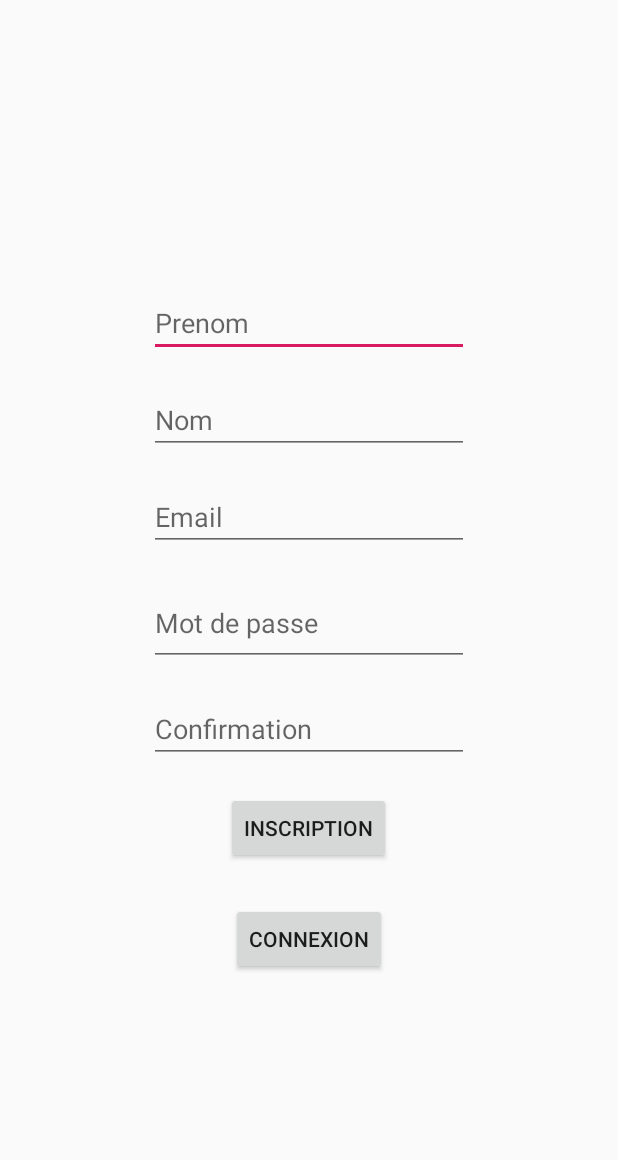
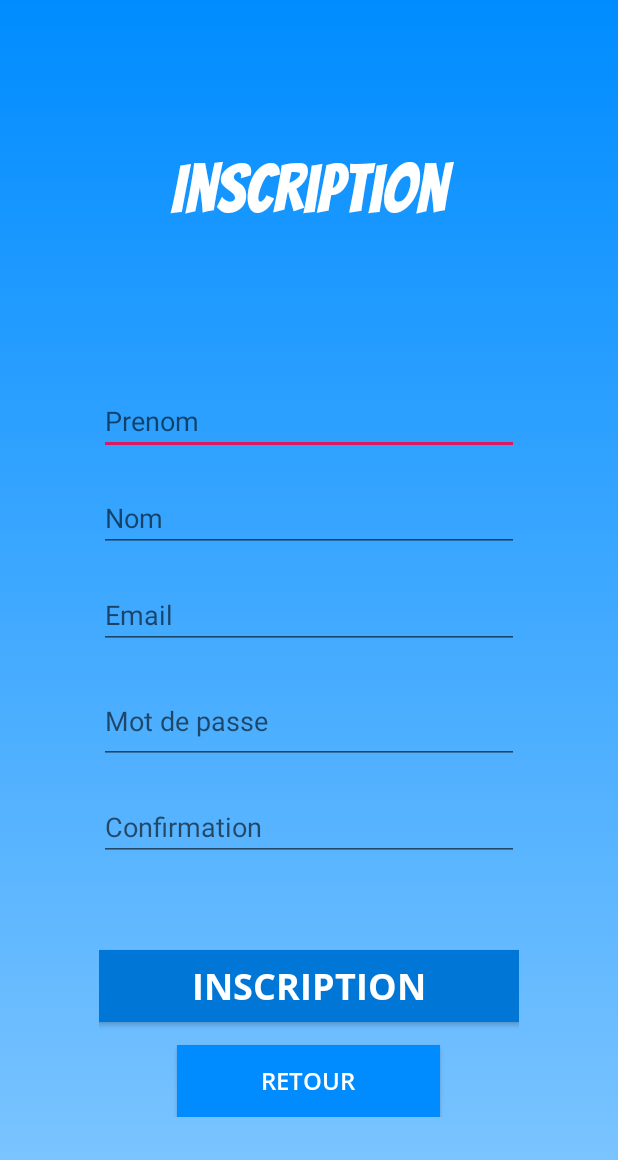
Before and after one commit to Malzik/GoStyle-Frontend, an Android app: the RegisterActivity screen opened directly, with no data from a screen before it, on a phone screen of 412 x 824 dp. Shown: the top 1160 px of the screen. Run offline under Robolectric (Android 15) with nearby library versions, the phone set to English and light mode, and no system bars; Roboto replaces fonts that are not available here.

Commit message:
Design on fire ;)

```diff
--- /dev/null
+++ b/app/src/main/res/drawable/color_login.xml
@@ -0,0 +1,12 @@
+<?xml version="1.0" encoding="utf-8"?>
+<selector xmlns:android="http://schemas.android.com/apk/res/android">
+    <item>
+        <shape>
+            <gradient
+                android:angle="90"
+                android:startColor="#82C7FF"
+                android:endColor="#008CFF"
+                android:type="linear" />
+        </shape>
+    </item>
+</selector>
--- a/app/src/main/res/layout/activity_register.xml
+++ b/app/src/main/res/layout/activity_register.xml
@@ -4,6 +4,7 @@
     xmlns:tools="http://schemas.android.com/tools"
     android:layout_width="match_parent"
     android:layout_height="match_parent"
+    android:background="@drawable/color_login"
     android:orientation="horizontal">
 
     <ScrollView
@@ -17,13 +18,17 @@
             android:gravity="center"
             android:orientation="vertical">
 
-            <ImageView
-                android:id="@+id/logo"
-                android:layout_width="wrap_content"
+            <TextView
+                android:id="@+id/TitreRegister"
+                android:layout_width="match_parent"
                 android:layout_height="wrap_content"
-                android:layout_weight="1"
-                android:contentDescription="logo"
-                tools:srcCompat="@tools:sample/avatars" />
+                android:layout_marginBottom="80dp"
+                android:fontFamily="@font/bangers"
+                android:gravity="center"
+                android:text="Inscription"
+                android:textColor="@android:color/white"
+                android:textSize="45sp" />
+
 
             <TextView
                 android:id="@+id/register_firstname_error"
@@ -33,7 +38,7 @@
 
             <EditText
                 android:id="@+id/register_firstname"
-                android:layout_width="wrap_content"
+                android:layout_width="match_parent"
                 android:layout_height="wrap_content"
                 android:layout_weight="1"
                 android:ems="10"
@@ -48,7 +53,7 @@
 
             <EditText
                 android:id="@+id/register_lastname"
-                android:layout_width="wrap_content"
+                android:layout_width="match_parent"
                 android:layout_height="wrap_content"
                 android:layout_weight="1"
                 android:ems="10"
@@ -63,7 +68,7 @@
 
             <EditText
                 android:id="@+id/register_email"
-                android:layout_width="wrap_content"
+                android:layout_width="match_parent"
                 android:layout_height="wrap_content"
                 android:layout_weight="1"
                 android:ems="10"
@@ -78,7 +83,7 @@
 
             <EditText
                 android:id="@+id/register_password"
-                android:layout_width="wrap_content"
+                android:layout_width="match_parent"
                 android:layout_height="57dp"
                 android:layout_weight="1"
                 android:ems="10"
@@ -93,7 +98,7 @@
 
             <EditText
                 android:id="@+id/confirmation_password"
-                android:layout_width="wrap_content"
+                android:layout_width="match_parent"
                 android:layout_height="wrap_content"
                 android:layout_weight="1"
                 android:ems="10"
@@ -108,18 +113,27 @@
 
             <Button
                 android:id="@+id/inscription_button"
-                android:layout_width="wrap_content"
+                android:layout_width="300dp"
                 android:layout_height="wrap_content"
+                android:layout_marginTop="40dp"
                 android:layout_weight="1"
-                android:text="Inscription" />
+                android:background="#0076D7"
+                android:fontFamily="@font/open_sans_condensed_bold"
+                android:text="Inscription"
+                android:textColor="#FFFFFF"
+                android:textSize="24sp" />
 
             <Button
                 android:id="@+id/connexion_button"
-                android:layout_width="wrap_content"
+                android:layout_width="175dp"
                 android:layout_height="wrap_content"
-                android:layout_marginTop="26dp"
+                android:layout_marginTop="15dp"
                 android:layout_weight="1"
-                android:text="Connexion" />
+                android:background="#008CFF"
+                android:fontFamily="@font/open_sans_semibold_italic"
+                android:text="Retour"
+                android:textColor="#FFFFFF"
+                android:textSize="16sp" />
 
 
         </LinearLayout>
--- a/app/src/main/res/values/colors.xml
+++ b/app/src/main/res/values/colors.xml
@@ -1,6 +1,6 @@
 <?xml version="1.0" encoding="utf-8"?>
 <resources>
     <color name="colorPrimary">#008577</color>
-    <color name="colorPrimaryDark">#00574B</color>
+    <color name="colorPrimaryDark">#008CFF</color>
     <color name="colorAccent">#D81B60</color>
 </resources>
```
Also changed, not shown: app/src/main/res/layout/activity_accueil.xml (+4 -3 lines), app/src/main/res/layout/activity_coupon_details.xml (+8 -3 lines), app/src/main/res/layout/activity_login.xml (+32 -17 lines), app/src/main/res/layout/activity_view_profile.xml (+33 -16 lines).
